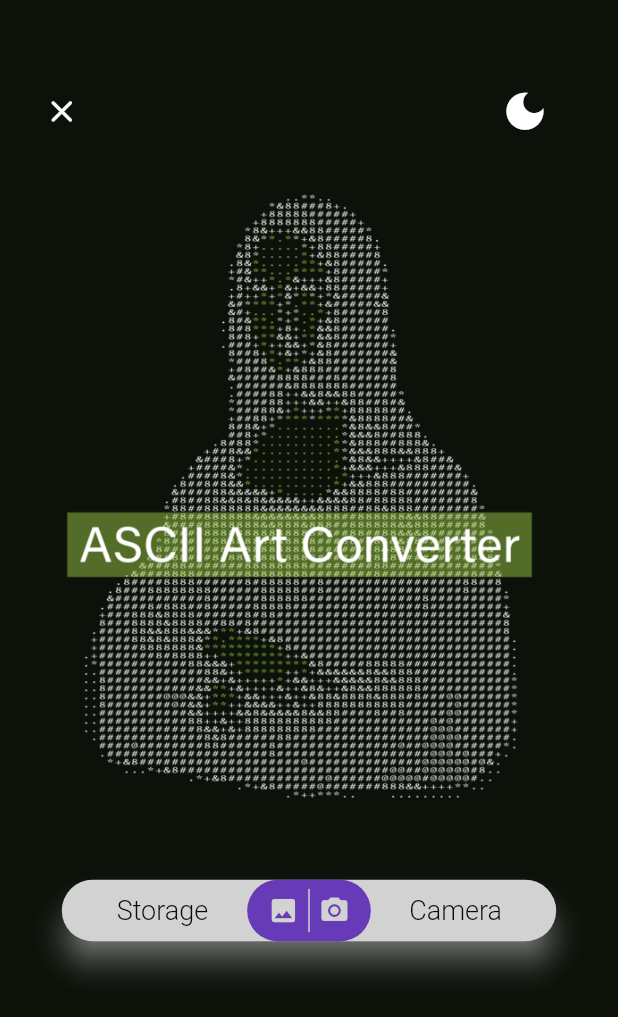
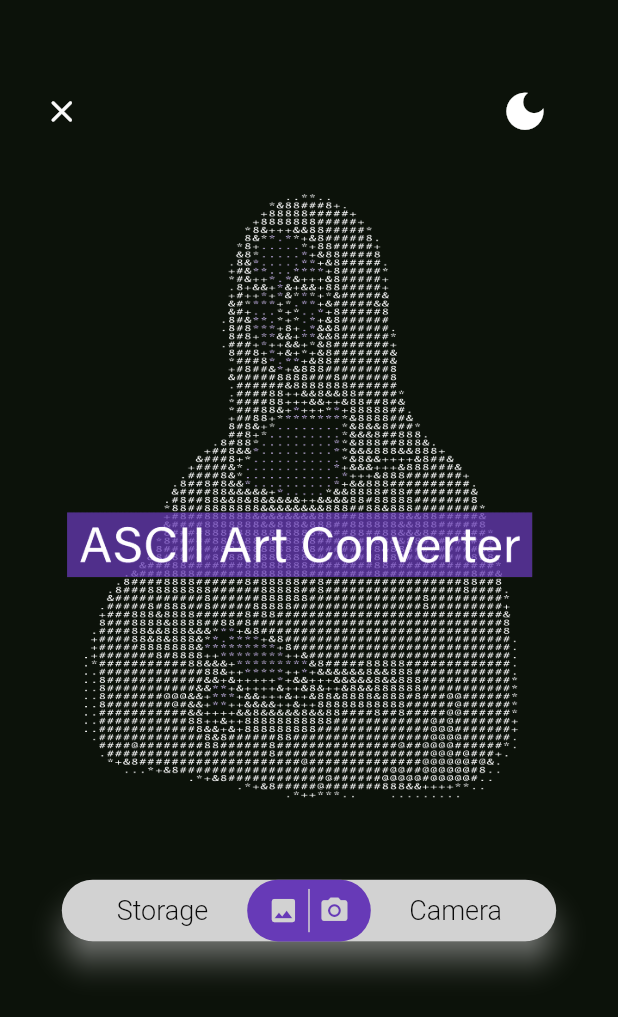
Before and after one commit to LorenzoProSky/ascii_art_app, a Flutter app: the screen it shows after launch, after a tap on the "light mode" icon, on a phone screen of 412 x 824 dp. Shown: the top 1017 px of the screen. Run offline on Flutter 3.47's test engine with Material 2 defaults, Android fonts, the phone set to English and light mode, and no system bars; our stand-ins replace image_picker, permission_handler; project files that could hold a hidden picture were left out.

Commit message:
Update after 2 years

```diff
--- a/lib/main.dart
+++ b/lib/main.dart
@@ -18,6 +18,7 @@ class AsciiApp extends StatelessWidget {
     return MaterialApp(
       title: "ASCII Art Converter App",
       theme: Provider.of<ThemeProvider>(context).getTheme(),
+      themeMode: ThemeMode.light,
       initialRoute: RouteGenerator.homePage,
       onGenerateRoute: RouteGenerator.generateRoute,
       debugShowCheckedModeBanner: false,
--- a/lib/models/notifiers/theme_notifier.dart
+++ b/lib/models/notifiers/theme_notifier.dart
@@ -4,13 +4,7 @@ import 'package:flutter/material.dart';
 class ThemeProvider with ChangeNotifier {
   ThemeData _themeData = AppTheme.lightTheme;
 
-  ThemeProvider() {
-    final brightness = WidgetsBinding.instance.window.platformBrightness;
-
-    _themeData = brightness == Brightness.dark
-        ? AppTheme.darkTheme
-        : AppTheme.lightTheme;
-  }
+  ThemeProvider();
 
   ThemeData getTheme() => _themeData;
 
--- a/lib/routes/home_page.dart
+++ b/lib/routes/home_page.dart
@@ -86,7 +86,7 @@ class HomePage extends StatelessWidget {
                         Image(
                           image: (themeProvider.getTheme().brightness ==
                                   Brightness.dark)
-                              ? const AssetImage("assets/home_image_dark.png") //TODO
+                              ? const AssetImage("assets/home_image_dark.png")
                               : const AssetImage("assets/home_image_light.png"),
                           width: (screenWidth < 500) ? screenWidth : 500,
                           height: (screenHeight * 0.62 < 420)
```
Also changed, not shown: lib/models/asciifier.dart (+3 -9 lines), lib/routes/image_page/image_page.dart (+4 -4 lines), assets/home_image_dark.png, 1 other file.
